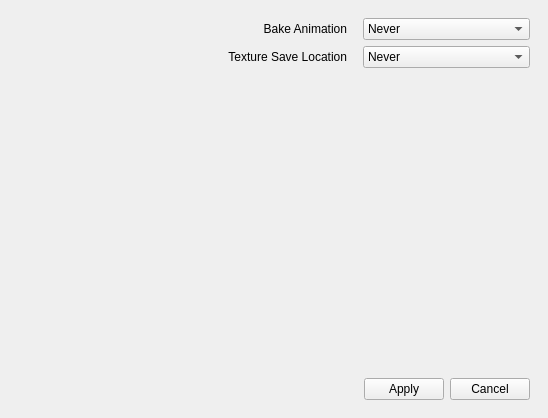
Above: src/cg3dcasc/preferences/preferences.ui from Nathanieljla/cg3d-maya-casc before the change. Below: the same form after it.
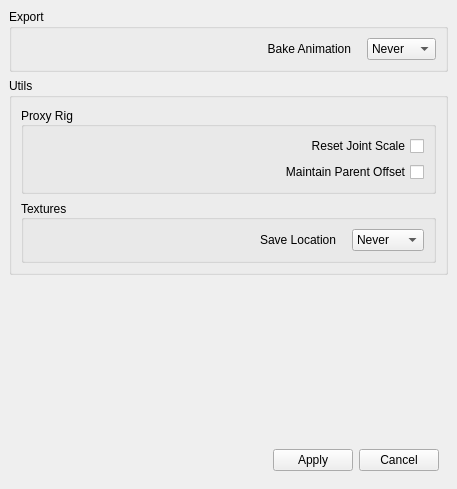
That is the form after the change.

Diff of the .ui file:
```diff
--- a/src/cg3dcasc/preferences/preferences.ui
+++ b/src/cg3dcasc/preferences/preferences.ui
@@ -6,8 +6,8 @@
    <rect>
     <x>0</x>
     <y>0</y>
-    <width>548</width>
-    <height>418</height>
+    <width>457</width>
+    <height>489</height>
    </rect>
   </property>
   <property name="windowTitle">
@@ -16,12 +16,28 @@
   <widget class="QWidget" name="centralwidget">
    <layout class="QVBoxLayout" name="verticalLayout_2">
     <item>
-     <widget class="QWidget" name="options_group" native="true">
+     <widget class="QGroupBox" name="export_options">
       <property name="toolTip">
        <string notr="true"/>
       </property>
+      <property name="title">
+       <string>Export</string>
+      </property>
       <layout class="QGridLayout" name="gridLayout">
-       <item row="0" column="0" rowspan="4" colspan="2">
+       <item row="0" column="0">
+        <spacer name="horizontalSpacer_3">
+         <property name="orientation">
+          <enum>Qt::Horizontal</enum>
+         </property>
+         <property name="sizeHint" stdset="0">
+          <size>
+           <width>40</width>
+           <height>20</height>
+          </size>
+         </property>
+        </spacer>
+       </item>
+       <item row="0" column="1">
         <widget class="QLabel" name="bake_label">
          <property name="text">
           <string>Bake Animation   </string>
@@ -31,47 +47,7 @@
          </property>
         </widget>
        </item>
-       <item row="4" column="2">
-        <widget class="QComboBox" name="texture_choice">
-         <item>
-          <property name="text">
-           <string extracomment="Don't convert Textures">Never</string>
-          </property>
-         </item>
-         <item>
-          <property name="text">
-           <string>Current</string>
-          </property>
-         </item>
-         <item>
-          <property name="text">
-           <string>Project</string>
-          </property>
-         </item>
-         <item>
-          <property name="text">
-           <string>Custom</string>
-          </property>
-         </item>
-        </widget>
-       </item>
-       <item row="4" column="1">
-        <widget class="QLabel" name="texture_label">
-         <property name="toolTip">
-          <string extracomment="Testing Tool Tips"/>
-         </property>
-         <property name="toolTipDuration">
-          <number>10</number>
-         </property>
-         <property name="text">
-          <string>Texture Save Location   </string>
-         </property>
-         <property name="alignment">
-          <set>Qt::AlignRight|Qt::AlignTrailing|Qt::AlignVCenter</set>
-         </property>
-        </widget>
-       </item>
-       <item row="0" column="2" rowspan="4">
+       <item row="0" column="2">
         <widget class="QComboBox" name="bake_choice">
          <item>
           <property name="text">
@@ -93,6 +69,112 @@
       </layout>
      </widget>
     </item>
+    <item>
+     <widget class="QGroupBox" name="util_options">
+      <property name="title">
+       <string>Utils</string>
+      </property>
+      <layout class="QVBoxLayout" name="verticalLayout">
+       <item>
+        <widget class="QGroupBox" name="proxy_options">
+         <property name="title">
+          <string>Proxy Rig</string>
+         </property>
+         <property name="alignment">
+          <set>Qt::AlignLeading|Qt::AlignLeft|Qt::AlignVCenter</set>
+         </property>
+         <layout class="QVBoxLayout" name="verticalLayout_3">
+          <item>
+           <widget class="QCheckBox" name="joint_scale">
+            <property name="layoutDirection">
+             <enum>Qt::RightToLeft</enum>
+            </property>
+            <property name="text">
+             <string>Reset Joint Scale</string>
+            </property>
+           </widget>
+          </item>
+          <item>
+           <widget class="QCheckBox" name="maintain_parent_offset">
+            <property name="layoutDirection">
+             <enum>Qt::RightToLeft</enum>
+            </property>
+            <property name="text">
+             <string>Maintain Parent Offset</string>
+            </property>
+           </widget>
+          </item>
+         </layout>
+        </widget>
+       </item>
+       <item>
+        <widget class="QGroupBox" name="texture_options">
+         <property name="title">
+          <string>Textures</string>
+         </property>
+         <property name="alignment">
+          <set>Qt::AlignLeading|Qt::AlignLeft|Qt::AlignVCenter</set>
+         </property>
+         <layout class="QGridLayout" name="gridLayout_2">
+          <item row="1" column="0">
+           <spacer name="horizontalSpacer_2">
+            <property name="orientation">
+             <enum>Qt::Horizontal</enum>
+            </property>
+            <property name="sizeHint" stdset="0">
+             <size>
+              <width>40</width>
+              <height>20</height>
+             </size>
+            </property>
+           </spacer>
+          </item>
+          <item row="1" column="1">
+           <widget class="QLabel" name="texture_label">
+            <property name="toolTip">
+             <string extracomment="Testing Tool Tips"/>
+            </property>
+            <property name="toolTipDuration">
+             <number>10</number>
+            </property>
+            <property name="text">
+             <string>Save Location   </string>
+            </property>
+            <property name="alignment">
+             <set>Qt::AlignRight|Qt::AlignTrailing|Qt::AlignVCenter</set>
+            </property>
+           </widget>
+          </item>
+          <item row="1" column="2">
+           <widget class="QComboBox" name="texture_choice">
+            <item>
+             <property name="text">
+              <string extracomment="Don't convert Textures">Never</string>
+             </property>
+            </item>
+            <item>
+             <property name="text">
+              <string>Current</string>
+             </property>
+            </item>
+            <item>
+             <property name="text">
+              <string>Project</string>
+             </property>
+            </item>
+            <item>
+             <property name="text">
+              <string>Custom</string>
+             </property>
+            </item>
+           </widget>
+          </item>
+         </layout>
+        </widget>
+       </item>
+      </layout>
+     </widget>
+    </item>
     <item>
      <spacer name="verticalSpacer">
       <property name="orientation">
```
